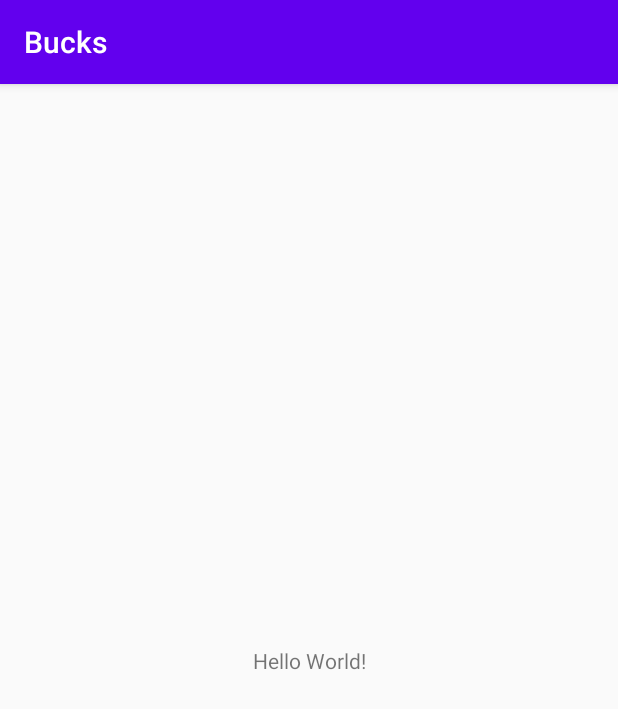
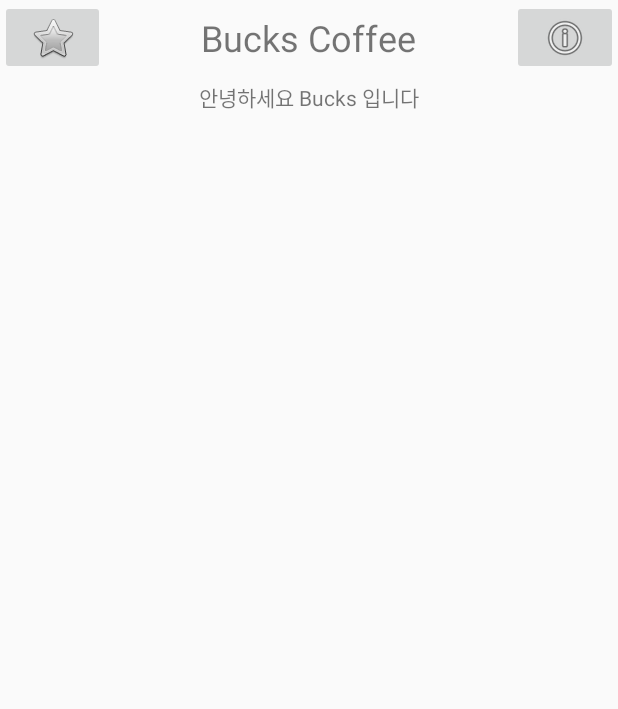
Before and after one commit to royalstyles/Bucks, an Android app: the screen it shows after launch (MainActivity), on a phone screen of 412 x 824 dp. Shown: the top 709 px of the screen. Run offline under Robolectric (Android 15) with nearby library versions, the phone set to English and light mode, and no system bars.

Commit message:
기본 화면

```diff
--- a/app/build.gradle
+++ b/app/build.gradle
@@ -36,4 +36,5 @@ dependencies {
     androidTestImplementation 'androidx.test.espresso:espresso-core:3.2.0'
 
     implementation 'com.google.firebase:firebase-analytics:17.3.0'
+    implementation 'androidx.gridlayout:gridlayout:1.0.0'
 }
--- a/app/src/main/AndroidManifest.xml
+++ b/app/src/main/AndroidManifest.xml
@@ -9,10 +9,10 @@
         android:roundIcon="@mipmap/ic_launcher_round"
         android:supportsRtl="true"
         android:theme="@style/AppTheme">
-        <activity android:name=".MainActivity">
+        <activity android:name=".MainActivity"
+            android:theme="@style/AppTheme.NoActionBar">
             <intent-filter>
                 <action android:name="android.intent.action.MAIN" />
-
                 <category android:name="android.intent.category.LAUNCHER" />
             </intent-filter>
         </activity>
--- a/app/src/main/java/com/example/bucks/MainActivity.java
+++ b/app/src/main/java/com/example/bucks/MainActivity.java
@@ -11,4 +11,6 @@ public class MainActivity extends AppCompatActivity {
         super.onCreate(savedInstanceState);
         setContentView(R.layout.activity_main);
     }
+
+
 }
--- a/app/src/main/res/layout/activity_main.xml
+++ b/app/src/main/res/layout/activity_main.xml
@@ -1,18 +1,58 @@
 <?xml version="1.0" encoding="utf-8"?>
-<androidx.constraintlayout.widget.ConstraintLayout xmlns:android="http://schemas.android.com/apk/res/android"
+<androidx.constraintlayout.widget.ConstraintLayout
+    xmlns:android="http://schemas.android.com/apk/res/android"
     xmlns:app="http://schemas.android.com/apk/res-auto"
     xmlns:tools="http://schemas.android.com/tools"
     android:layout_width="match_parent"
     android:layout_height="match_parent"
     tools:context=".MainActivity">
 
+    <LinearLayout
+        android:id="@+id/lay_header"
+        android:layout_width="match_parent"
+        android:layout_height="50dp"
+        android:orientation="horizontal"
+        app:layout_constraintTop_toTopOf="parent"
+        tools:layout_editor_absoluteX="1dp"
+        tools:layout_editor_absoluteY="1dp" >
+
+        <ImageButton
+            android:id="@+id/img_list"
+            android:layout_width="10dp"
+            android:layout_height="match_parent"
+            android:contentDescription="img_list"
+            android:layout_weight="1"
+            app:srcCompat="@android:drawable/btn_star" />
+
+        <TextView
+            android:id="@+id/txt_title"
+            android:layout_width="150dp"
+            android:layout_height="wrap_content"
+            android:layout_gravity="center"
+            android:layout_weight="2"
+            android:gravity="center"
+            android:text="@string/string_title"
+            android:textSize="24sp"
+            app:layout_constraintTop_toTopOf="parent" />
+
+        <ImageButton
+            android:id="@+id/img_info"
+            android:layout_width="10dp"
+            android:layout_height="wrap_content"
+            android:layout_weight="1"
+            app:layout_constraintEnd_toEndOf="parent"
+            app:srcCompat="@android:drawable/ic_menu_info_details" />
+
+    </LinearLayout>
+
     <TextView
-        android:layout_width="wrap_content"
-        android:layout_height="wrap_content"
-        android:text="Hello World!"
-        app:layout_constraintBottom_toBottomOf="parent"
-        app:layout_constraintLeft_toLeftOf="parent"
-        app:layout_constraintRight_toRightOf="parent"
-        app:layout_constraintTop_toTopOf="parent" />
+        android:id="@+id/txt_ment"
+        android:layout_width="match_parent"
+        android:layout_height="30dp"
+        android:gravity="center"
+        android:text="@string/string_ment"
+        app:layout_constraintEnd_toEndOf="parent"
+        app:layout_constraintStart_toStartOf="parent"
+        app:layout_constraintTop_toBottomOf="@id/lay_header" />
 
 </androidx.constraintlayout.widget.ConstraintLayout>
--- a/app/src/main/res/values/strings.xml
+++ b/app/src/main/res/values/strings.xml
@@ -1,3 +1,5 @@
 <resources>
     <string name="app_name">Bucks</string>
+    <string name="string_title">Bucks Coffee</string>
+    <string name="string_ment">안녕하세요 Bucks 입니다</string>
 </resources>
--- a/app/src/main/res/values/styles.xml
+++ b/app/src/main/res/values/styles.xml
@@ -1,11 +1,17 @@
 <resources>
 
     <!-- Base application theme. -->
-    <style name="AppTheme" parent="Theme.AppCompat.Light.DarkActionBar">
+    <style name="AppTheme" parent="Theme.AppCompat.Light">
         <!-- Customize your theme here. -->
         <item name="colorPrimary">@color/colorPrimary</item>
         <item name="colorPrimaryDark">@color/colorPrimaryDark</item>
         <item name="colorAccent">@color/colorAccent</item>
     </style>
+    <style name="AppTheme.NoActionBar" parent="AppTheme">
+        <item name="windowActionBar">false</item>
+        <item name="windowNoTitle">true</item>
+    </style>
+
+
 
 </resources>
```
